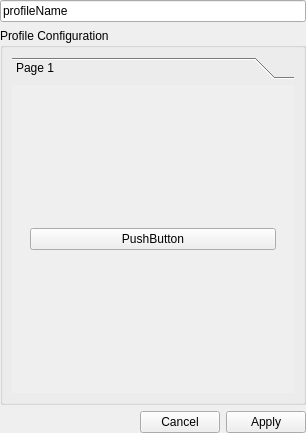
Old version of the form src/ui/profileEdit.ui in the repository andrevmatos/Librix-ThinClient.
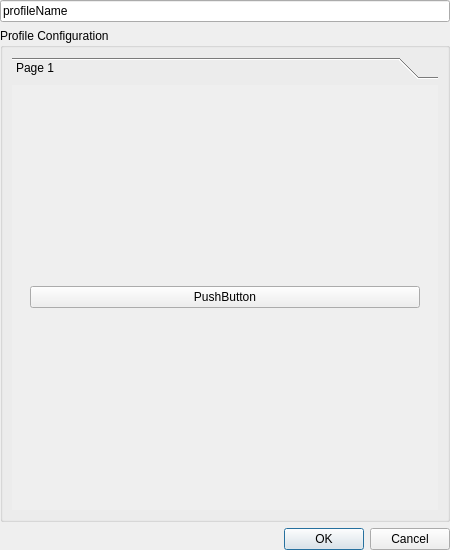
New version of the form.

Patch:
```diff
--- a/src/ui/profileEdit.ui
+++ b/src/ui/profileEdit.ui
@@ -6,8 +6,8 @@
    <rect>
     <x>0</x>
     <y>0</y>
-    <width>306</width>
-    <height>433</height>
+    <width>450</width>
+    <height>550</height>
    </rect>
   </property>
   <property name="windowTitle">
@@ -43,8 +43,8 @@
           <rect>
            <x>0</x>
            <y>0</y>
-           <width>282</width>
-           <height>303</height>
+           <width>426</width>
+           <height>420</height>
           </rect>
          </property>
          <attribute name="label">
@@ -64,8 +64,8 @@
               <rect>
                <x>0</x>
                <y>0</y>
-               <width>274</width>
-               <height>295</height>
+               <width>418</width>
+               <height>412</height>
               </rect>
              </property>
              <layout class="QVBoxLayout" name="verticalLayout_3">
@@ -90,7 +90,7 @@
    <item>
     <widget class="QDialogButtonBox" name="buttonBox">
      <property name="standardButtons">
-      <set>QDialogButtonBox::Apply|QDialogButtonBox::Cancel</set>
+      <set>QDialogButtonBox::Cancel|QDialogButtonBox::Ok</set>
      </property>
     </widget>
    </item>
```
